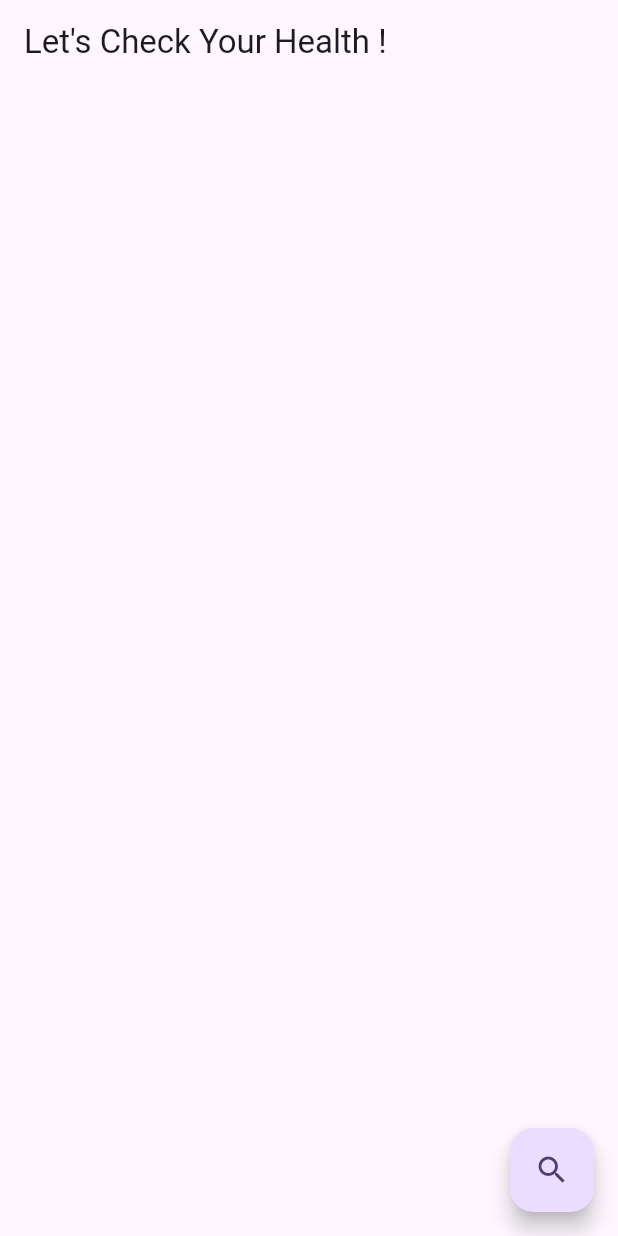
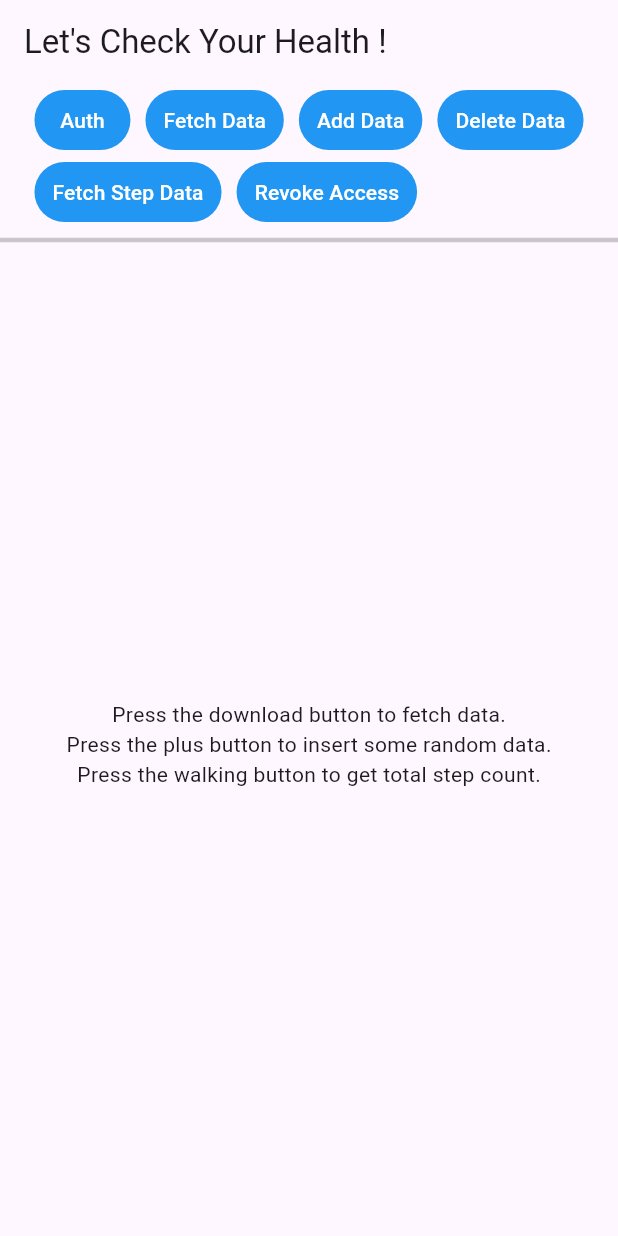
Before and after one commit to HirenMakwana45/HealthCheckerByHeypion, a Flutter app: the screen it shows after launch, on a phone screen of 412 x 824 dp. Run offline on Flutter 3.47's test engine with Material 2 defaults, Android fonts, the phone set to English and light mode, and no system bars; our stand-ins replace firebase_core, flutter_blue, permission_handler, sqflite; missing offline and left inert: health; accounts and stored records are empty.

Commit message:
#4 HelathPackage Added

```diff
--- /dev/null
+++ b/lib/Presentation/Testpage.dart
@@ -0,0 +1,406 @@
+import 'package:flutter/material.dart';
+import 'package:health/health.dart';
+import 'package:permission_handler/permission_handler.dart';
+
+class Testpage extends StatefulWidget {
+  const Testpage({super.key});
+
+  @override
+  State<Testpage> createState() => _TestpageState();
+}
+
+enum AppState {
+  DATA_NOT_FETCHED,
+  FETCHING_DATA,
+  DATA_READY,
+  NO_DATA,
+  AUTHORIZED,
+  AUTH_NOT_GRANTED,
+  DATA_ADDED,
+  DATA_DELETED,
+  DATA_NOT_ADDED,
+  DATA_NOT_DELETED,
+  STEPS_READY,
+}
+
+class _TestpageState extends State<Testpage> {
+  List<HealthDataPoint> _healthDataList = [];
+  AppState _state = AppState.DATA_NOT_FETCHED;
+  int _nofSteps = 0;
+
+  // static final types = dataTypesAndroid;
+  static final types = [
+    HealthDataType.WEIGHT,
+    HealthDataType.STEPS,
+    HealthDataType.HEIGHT,
+    HealthDataType.BLOOD_GLUCOSE,
+    HealthDataType.WORKOUT,
+    HealthDataType.BLOOD_PRESSURE_DIASTOLIC,
+    HealthDataType.BLOOD_PRESSURE_SYSTOLIC,
+    // Uncomment these lines on iOS - only available on iOS
+    // HealthDataType.AUDIOGRAM
+  ];
+  final permissions = types.map((e) => HealthDataAccess.READ_WRITE).toList();
+  HealthFactory health = HealthFactory(useHealthConnectIfAvailable: true);
+  Future authorize() async {
+    // If we are trying to read Step Count, Workout, Sleep or other data that requires
+    // the ACTIVITY_RECOGNITION permission, we need to request the permission first.
+    // This requires a special request authorization call.
+    //
+    // The location permission is requested for Workouts using the Distance information.
+    await Permission.activityRecognition.request();
+    await Permission.location.request();
+
+    // Check if we have permission
+    bool? hasPermissions =
+        await health.hasPermissions(types, permissions: permissions);
+
+    // hasPermissions = false because the hasPermission cannot disclose if WRITE access exists.
+    // Hence, we have to request with WRITE as well.
+    hasPermissions = false;
+
+    bool authorized = false;
+    if (!hasPermissions) {
+      // requesting access to the data types before reading them
+      try {
+        authorized =
+            await health.requestAuthorization(types, permissions: permissions);
+      } catch (error) {
+        print("Exception in authorize: $error");
+      }
+    }
+
+    setState(() => _state =
+        (authorized) ? AppState.AUTHORIZED : AppState.AUTH_NOT_GRANTED);
+  }
+
+  /// Fetch data points from the health plugin and show them in the app.
+  Future fetchData() async {
+    setState(() => _state = AppState.FETCHING_DATA);
+
+    // get data within the last 24 hours
+    final now = DateTime.now();
+    final yesterday = now.subtract(Duration(hours: 24));
+
+    // Clear old data points
+    _healthDataList.clear();
+
+    try {
+      // fetch health data
+      List<HealthDataPoint> healthData =
+          await health.getHealthDataFromTypes(yesterday, now, types);
+      // save all the new data points (only the first 100)
+      _healthDataList.addAll(
+          (healthData.length < 100) ? healthData : healthData.sublist(0, 100));
+    } catch (error) {
+      print("Exception in getHealthDataFromTypes: $error");
+    }
+
+    // filter out duplicates
+    _healthDataList = HealthFactory.removeDuplicates(_healthDataList);
+
+    // print the results
+    _healthDataList.forEach((x) => print(x));
+
+    // update the UI to display the results
+    setState(() {
+      _state = _healthDataList.isEmpty ? AppState.NO_DATA : AppState.DATA_READY;
+    });
+  }
+
+  /// Add some random health data.
+  Future addData() async {
+    final now = DateTime.now();
+    final earlier = now.subtract(Duration(minutes: 20));
+
+    // Add data for supported types
+    // NOTE: These are only the ones supported on Androids new API Health Connect.
+    // Both Android's Google Fit and iOS' HealthKit have more types that we support in the enum list [HealthDataType]
+    // Add more - like AUDIOGRAM, HEADACHE_SEVERE etc. to try them.
+    bool success = true;
+    success &= await health.writeHealthData(
+        1.925, HealthDataType.HEIGHT, earlier, now);
+    success &=
+        await health.writeHealthData(90, HealthDataType.WEIGHT, earlier, now);
+    success &= await health.writeHealthData(
+        90, HealthDataType.HEART_RATE, earlier, now);
+    success &=
+        await health.writeHealthData(90, HealthDataType.STEPS, earlier, now);
+    success &= await health.writeHealthData(
+        200, HealthDataType.ACTIVE_ENERGY_BURNED, earlier, now);
+    success &= await health.writeHealthData(
+        70, HealthDataType.HEART_RATE, earlier, now);
+    success &= await health.writeHealthData(
+        37, HealthDataType.BODY_TEMPERATURE, earlier, now);
+    success &= await health.writeBloodOxygen(98, earlier, now, flowRate: 1.0);
+    success &= await health.writeHealthData(
+        105, HealthDataType.BLOOD_GLUCOSE, earlier, now);
+    success &=
+        await health.writeHealthData(1.8, HealthDataType.WATER, earlier, now);
+    success &= await health.writeWorkoutData(
+        HealthWorkoutActivityType.AMERICAN_FOOTBALL,
+        now.subtract(Duration(minutes: 15)),
+        now,
+        totalDistance: 2430,
+        totalEnergyBurned: 400);
+    success &= await health.writeBloodPressure(90, 80, earlier, now);
+    success &= await health.writeHealthData(
+        0.0, HealthDataType.SLEEP_REM, earlier, now);
+    success &= await health.writeHealthData(
+        0.0, HealthDataType.SLEEP_ASLEEP, earlier, now);
+    success &= await health.writeHealthData(
+        0.0, HealthDataType.SLEEP_AWAKE, earlier, now);
+    success &= await health.writeHealthData(
+        0.0, HealthDataType.SLEEP_DEEP, earlier, now);
+
+    // Store an Audiogram
+    // Uncomment these on iOS - only available on iOS
+    // const frequencies = [125.0, 500.0, 1000.0, 2000.0, 4000.0, 8000.0];
+    // const leftEarSensitivities = [49.0, 54.0, 89.0, 52.0, 77.0, 35.0];
+    // const rightEarSensitivities = [76.0, 66.0, 90.0, 22.0, 85.0, 44.5];
+
+    // success &= await health.writeAudiogram(
+    //   frequencies,
+    //   leftEarSensitivities,
+    //   rightEarSensitivities,
+    //   now,
+    //   now,
+    //   metadata: {
+    //     "HKExternalUUID": "uniqueID",
+    //     "HKDeviceName": "bluetooth headphone",
+    //   },
+    // );
+
+    setState(() {
+      _state = success ? AppState.DATA_ADDED : AppState.DATA_NOT_ADDED;
+    });
+  }
+
+  /// Delete some random health data.
+  Future deleteData() async {
+    final now = DateTime.now();
+    final earlier = now.subtract(Duration(hours: 24));
+
+    bool success = true;
+    for (HealthDataType type in types) {
+      success &= await health.delete(type, earlier, now);
+    }
+
+    setState(() {
+      _state = success ? AppState.DATA_DELETED : AppState.DATA_NOT_DELETED;
+    });
+  }
+
+  /// Fetch steps from the health plugin and show them in the app.
+  Future fetchStepData() async {
+    int? steps;
+
+    // get steps for today (i.e., since midnight)
+    final now = DateTime.now();
+    final midnight = DateTime(now.year, now.month, now.day);
+
+    bool requested = await health.requestAuthorization([HealthDataType.STEPS]);
+
+    if (requested) {
+      try {
+        steps = await health.getTotalStepsInInterval(midnight, now);
+      } catch (error) {
+        print("Caught exception in getTotalStepsInInterval: $error");
+      }
+
+      print('Total number of steps: $steps');
+
+      setState(() {
+        _nofSteps = (steps == null) ? 0 : steps;
+        _state = (steps == null) ? AppState.NO_DATA : AppState.STEPS_READY;
+      });
+    } else {
+      print("Authorization not granted - error in authorization");
+      setState(() => _state = AppState.DATA_NOT_FETCHED);
+    }
+  }
+
+  Future revokeAccess() async {
+    try {
+      await health.revokePermissions();
+    } catch (error) {
+      print("Caught exception in revokeAccess: $error");
+    }
+  }
+
+  Widget _contentFetchingData() {
+    return Column(
+      mainAxisAlignment: MainAxisAlignment.center,
+      children: <Widget>[
+        Container(
+            padding: EdgeInsets.all(20),
+            child: CircularProgressIndicator(
+              strokeWidth: 10,
+            )),
+        Text('Fetching data...')
+      ],
+    );
+  }
+
+  Widget _contentDataReady() {
+    return ListView.builder(
+        itemCount: _healthDataList.length,
+        itemBuilder: (_, index) {
+          HealthDataPoint p = _healthDataList[index];
+          if (p.value is AudiogramHealthValue) {
+            return ListTile(
+              title: Text("${p.typeString}: ${p.value}"),
+              trailing: Text('${p.unitString}'),
+              subtitle: Text('${p.dateFrom} - ${p.dateTo}'),
+            );
+          }
+          if (p.value is WorkoutHealthValue) {
+            return ListTile(
+              title: Text(
+                  "${p.typeString}: ${(p.value as WorkoutHealthValue).totalEnergyBurned} ${(p.value as WorkoutHealthValue).totalEnergyBurnedUnit?.name}"),
+              trailing: Text(
+                  '${(p.value as WorkoutHealthValue).workoutActivityType.name}'),
+              subtitle: Text('${p.dateFrom} - ${p.dateTo}'),
+            );
+          }
+          return ListTile(
+            title: Text("${p.typeString}: ${p.value}"),
+            trailing: Text('${p.unitString}'),
+            subtitle: Text('${p.dateFrom} - ${p.dateTo}'),
+          );
+        });
+  }
+
+  Widget _contentNoData() {
+    return Text('No Data to show');
+  }
+
+  Widget _contentNotFetched() {
+    return Column(
+      children: [
+        Text('Press the download button to fetch data.'),
+        Text('Press the plus button to insert some random data.'),
+        Text('Press the walking button to get total step count.'),
+      ],
+      mainAxisAlignment: MainAxisAlignment.center,
+    );
+  }
+
+  Widget _authorized() {
+    return Text('Authorization granted!');
+  }
+
+  Widget _authorizationNotGranted() {
+    return Text('Authorization not given. '
+        'For Android please check your OAUTH2 client ID is correct in Google Developer Console. '
+        'For iOS check your permissions in Apple Health.');
+  }
+
+  Widget _dataAdded() {
+    return Text('Data points inserted successfully!');
+  }
+
+  Widget _dataDeleted() {
+    return Text('Data points deleted successfully!');
+  }
+
+  Widget _stepsFetched() {
+    return Text('Total number of steps: $_nofSteps');
+  }
+
+  Widget _dataNotAdded() {
+    return Text('Failed to add data');
+  }
+
+  Widget _dataNotDeleted() {
+    return Text('Failed to delete data');
+  }
+
+  Widget _content() {
+    if (_state == AppState.DATA_READY)
+      return _contentDataReady();
+    else if (_state == AppState.NO_DATA)
+      return _contentNoData();
+    else if (_state == AppState.FETCHING_DATA)
+      return _contentFetchingData();
+    else if (_state == AppState.AUTHORIZED)
+      return _authorized();
+    else if (_state == AppState.AUTH_NOT_GRANTED)
+      return _authorizationNotGranted();
+    else if (_state == AppState.DATA_ADDED)
+      return _dataAdded();
+    else if (_state == AppState.DATA_DELETED)
+      return _dataDeleted();
+    else if (_state == AppState.STEPS_READY)
+      return _stepsFetched();
+    else if (_state == AppState.DATA_NOT_ADDED)
+      return _dataNotAdded();
+    else if (_state == AppState.DATA_NOT_DELETED)
+      return _dataNotDeleted();
+    else
+      return _contentNotFetched();
+  }
+
+  @override
+  Widget build(BuildContext context) {
+    return Scaffold(
+      appBar: AppBar(
+        title: Text("Let's Check Your Health !"),
+      ),
+      body: Container(
+        child: Column(
+          children: [
+            Wrap(
+              spacing: 10,
+              children: [
+                TextButton(
+                    onPressed: authorize,
+                    child: Text("Auth", style: TextStyle(color: Colors.white)),
+                    style: ButtonStyle(
+                        backgroundColor:
+                            MaterialStatePropertyAll(Colors.blue))),
+                TextButton(
+                    onPressed: fetchData,
+                    child: Text("Fetch Data",
+                        style: TextStyle(color: Colors.white)),
+                    style: ButtonStyle(
+                        backgroundColor:
+                            MaterialStatePropertyAll(Colors.blue))),
+                TextButton(
+                    onPressed: addData,
+                    child:
+                        Text("Add Data", style: TextStyle(color: Colors.white)),
+                    style: ButtonStyle(
+                        backgroundColor:
+                            MaterialStatePropertyAll(Colors.blue))),
+                TextButton(
+                    onPressed: deleteData,
+                    child: Text("Delete Data",
+                        style: TextStyle(color: Colors.white)),
+                    style: ButtonStyle(
+                        backgroundColor:
+                            MaterialStatePropertyAll(Colors.blue))),
+                TextButton(
+                    onPressed: fetchStepData,
+                    child: Text("Fetch Step Data",
+                        style: TextStyle(color: Colors.white)),
+                    style: ButtonStyle(
+                        backgroundColor:
+                            MaterialStatePropertyAll(Colors.blue))),
+                TextButton(
+                    onPressed: revokeAccess,
+                    child: Text("Revoke Access",
+                        style: TextStyle(color: Colors.white)),
+                    style: ButtonStyle(
+                        backgroundColor:
+                            MaterialStatePropertyAll(Colors.blue))),
+              ],
+            ),
+            Divider(thickness: 3),
+            Expanded(child: Center(child: _content()))
+          ],
+        ),
+      ),
+    );
+  }
+}
--- a/lib/main.dart
+++ b/lib/main.dart
@@ -1,7 +1,17 @@
 import 'package:flutter/material.dart';
 import 'package:healthcheckerbyheypion/Presentation/Dashboardpage.dart';
+import 'package:healthcheckerbyheypion/Presentation/Testpage.dart';
+import 'package:firebase_core/firebase_core.dart';
+import 'firebase_options.dart';
 
-void main() {
+void main() async {
+  WidgetsFlutterBinding.ensureInitialized();
+
+// ...
+
+  await Firebase.initializeApp(
+    options: DefaultFirebaseOptions.currentPlatform,
+  );
   runApp(const MyApp());
 }
 
@@ -17,7 +27,7 @@ class MyApp extends StatelessWidget {
         colorScheme: ColorScheme.fromSeed(seedColor: Colors.deepPurple),
         useMaterial3: true,
       ),
-      home: DashboardPage(),
+      home: Testpage(),
     );
   }
 }
--- a/pubspec.yaml
+++ b/pubspec.yaml
@@ -38,6 +38,10 @@ dependencies:
   flutter_blue: ^0.8.0
   sqflite: ^2.3.0
   path_provider: ^2.1.1
+  health: ^8.0.0
+  permission_handler: ^11.0.0
+  device_info_plus: ^9.0.3
+  firebase_core: ^2.17.0
 
 dev_dependencies:
   flutter_test:
```
Also changed, not shown: lib/Presentation/Dashboardpage.dart (+21 -13 lines), lib/firebase_options.dart (added), pubspec.lock, 10 other files.
